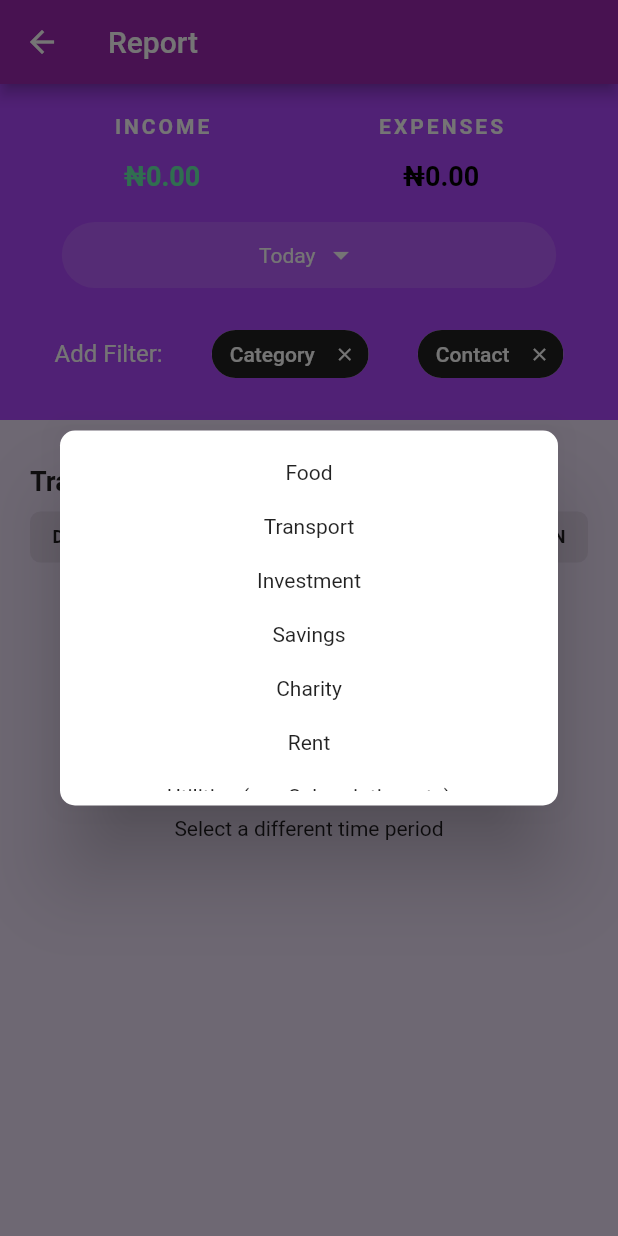
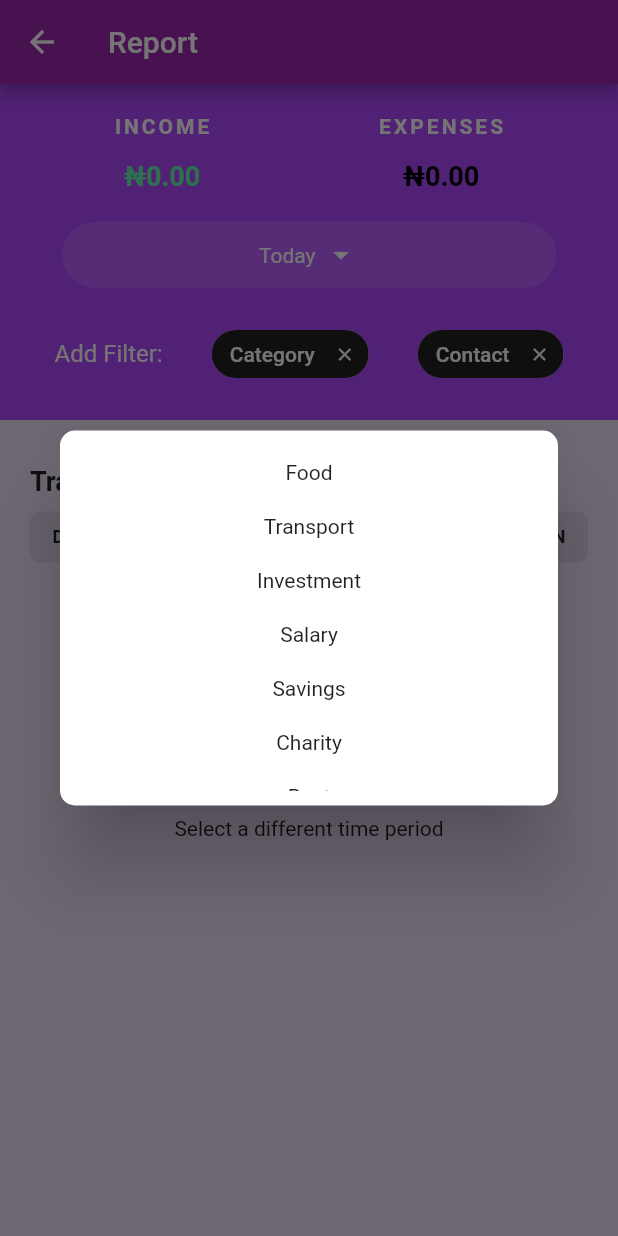
Before and after one commit to benjaminudoh10/balance-sheet, a Flutter app: the ReportView screen opened directly, after a tap on "Category", on a phone screen of 412 x 824 dp. Run offline on Flutter 3.47's test engine with Material 2 defaults, Android fonts, the light colour scheme and no system bars; our stand-ins replace flutter_spinkit, get, google_fonts, modal_bottom_sheet, sqflite; accounts and stored records are empty.

Commit message:
[Ben] Added salary category
Signed-off-by: Benjamin Udoh <benjaminudoh10@gmail.com>

```diff
--- a/lib/constants.dart
+++ b/lib/constants.dart
@@ -14,6 +14,10 @@ class Constants {
     {
       "key": "investment",
       "label": "Investment",
+    },
+    {
+      "key": "salary",
+      "label": "Salary",
     },
     {
       "key": "savings",
--- a/lib/screens/new_income_form.dart
+++ b/lib/screens/new_income_form.dart
@@ -20,7 +20,7 @@ class IncomeForm extends StatelessWidget {
   Widget build(BuildContext context) {
     return Obx(() => Container(
       padding: EdgeInsets.all(20.0),
-      height: Get.height * 0.45,
+      height: Get.height * 0.5,
       decoration: new BoxDecoration(
         color: Color(0xFFAF47FF),
         borderRadius: new BorderRadius.only(
--- a/lib/screens/report.dart
+++ b/lib/screens/report.dart
@@ -142,7 +142,7 @@ class ReportView extends StatelessWidget {
                           ),
                           child: Chip(
                             label: Obx(() => Text(
-                              _reportController.category.value,
+                              _reportController.categoryLabel.value,
                               style: TextStyle(
                                 color: Colors.white,
                                 fontSize: 14.0,
```
Also changed, not shown: lib/controllers/reportController.dart (+7 -0 lines).
